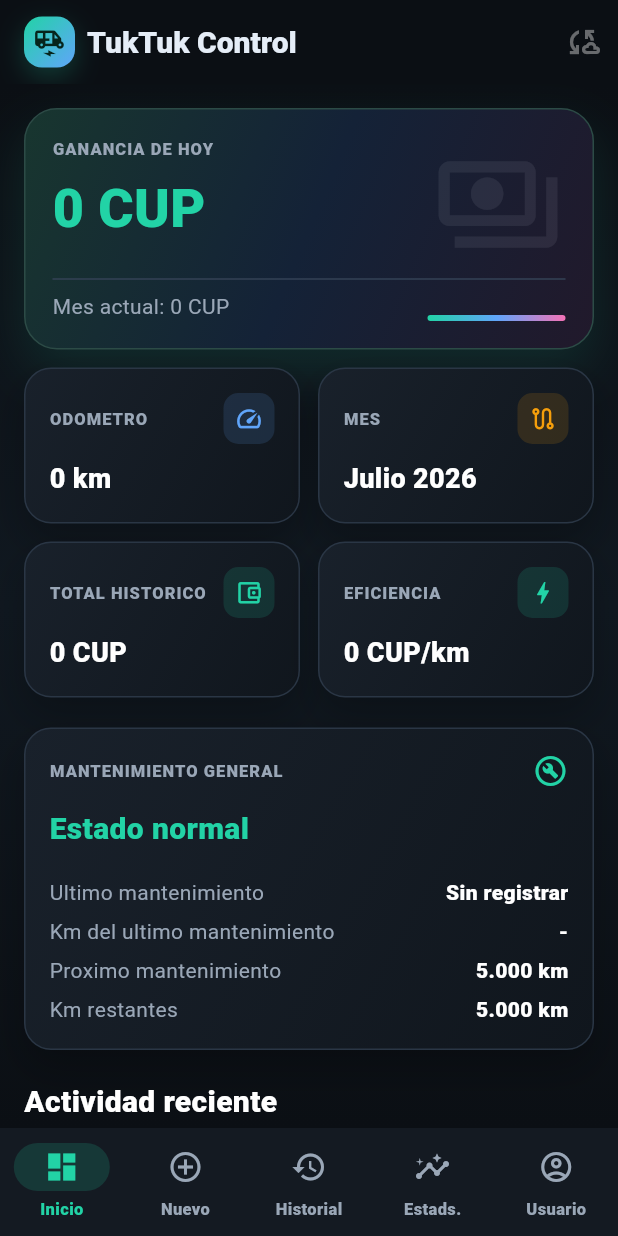
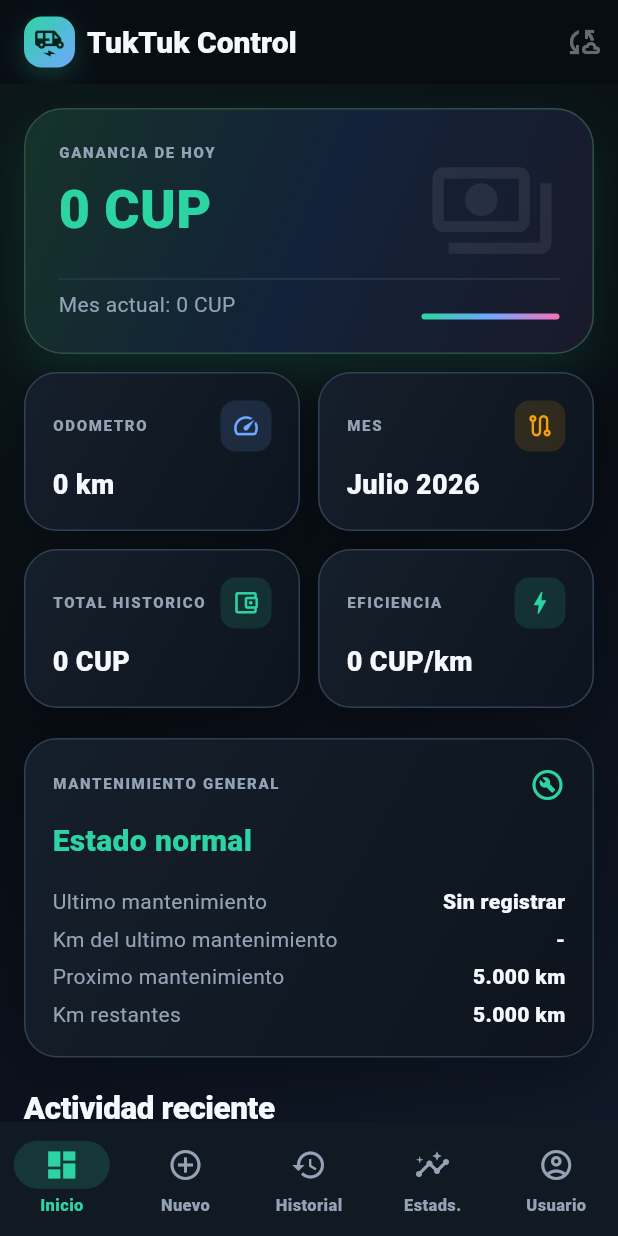
Before and after one commit to alejandrodiscoveryy-ar/tuktuk-control, a Flutter app: the screen it shows after launch, after a tap on "Comenzar", on a phone screen of 412 x 824 dp. Run offline on Flutter 3.47's test engine with Material 3 defaults, Android fonts, the phone set to English and light mode, and no system bars; our stand-ins replace google_sign_in, hive_flutter; missing offline and left inert: extension_google_sign_in_as_googleapis_auth, googleapis; accounts and stored records are empty.

Commit message:
feat: apply professional app design system

```diff
--- a/flutter_app/lib/main.dart
+++ b/flutter_app/lib/main.dart
@@ -31,19 +31,19 @@ const _seedVersion = 'earnings-odometer-charge80v-maintenance-2026-07-03';
 const _defaultMaintenanceIntervalKm = 5000.0;
 const _databaseSchemaVersion = 3;
 
-const kBg = Color(0xFF0B0F14);
-const kSurface = Color(0xFF141A22);
-const kSurfaceHigh = Color(0xFF1E2630);
-const kOutline = Color(0xFF334155);
-const kPrimary = Color(0xFF22D3A6);
-const kSecondary = Color(0xFF60A5FA);
+const kBg = Color(0xFF080D14);
+const kSurface = Color(0xFF111923);
+const kSurfaceHigh = Color(0xFF182331);
+const kOutline = Color(0xFF29384A);
+const kPrimary = Color(0xFF2DD4A3);
+const kSecondary = Color(0xFF70A7FF);
 const kTertiary = Color(0xFFF59E0B);
-const kText = Color(0xFFE5EDF7);
-const kMuted = Color(0xFF9AA7B7);
+const kText = Color(0xFFF5F8FC);
+const kMuted = Color(0xFF93A2B5);
 const kDanger = Color(0xFFFB7185);
 const kAccentPink = Color(0xFFF472B6);
-const kCardGradientTop = Color(0xFF19212B);
-const kCardGradientBottom = Color(0xFF10161D);
+const kCardGradientTop = Color(0xFF151F2B);
+const kCardGradientBottom = Color(0xFF0D141D);
 
 void main() async {
   WidgetsFlutterBinding.ensureInitialized();
@@ -77,6 +77,17 @@ class ControlTukTukApp extends StatelessWidget {
           error: kDanger,
         ),
         fontFamily: 'Roboto',
+        visualDensity: VisualDensity.standard,
+        textTheme: const TextTheme(
+          headlineSmall: TextStyle(
+            color: kText,
+            fontWeight: FontWeight.w900,
+            letterSpacing: -.4,
+          ),
+          titleMedium: TextStyle(color: kText, fontWeight: FontWeight.w800),
+          bodyMedium: TextStyle(color: kText, height: 1.35),
+          bodySmall: TextStyle(color: kMuted, height: 1.35),
+        ),
         appBarTheme: const AppBarTheme(
           centerTitle: false,
           elevation: 0,
@@ -132,7 +143,7 @@ class ControlTukTukApp extends StatelessWidget {
           behavior: SnackBarBehavior.floating,
         ),
         navigationBarTheme: NavigationBarThemeData(
-          height: 72,
+          height: 76,
           backgroundColor: kSurface,
           indicatorColor: kPrimary.withValues(alpha: .16),
           labelTextStyle: WidgetStateProperty.resolveWith(
@@ -150,7 +161,7 @@ class ControlTukTukApp extends StatelessWidget {
         ),
         inputDecorationTheme: InputDecorationTheme(
           filled: true,
-          fillColor: kSurface,
+          fillColor: kSurfaceHigh,
           labelStyle: const TextStyle(color: kMuted),
           prefixIconColor: kSecondary,
           border: OutlineInputBorder(
--- a/flutter_app/lib/presentation/screens.dart
+++ b/flutter_app/lib/presentation/screens.dart
@@ -49,12 +49,12 @@ class AppBackground extends StatelessWidget {
     return DecoratedBox(
       decoration: const BoxDecoration(
         gradient: LinearGradient(
-          begin: Alignment.topCenter,
-          end: Alignment.bottomCenter,
+          begin: Alignment.topLeft,
+          end: Alignment.bottomRight,
           colors: [
-            Color(0xFF0B0F14),
-            Color(0xFF101820),
-            Color(0xFF0B0F14),
+            Color(0xFF0B1718),
+            Color(0xFF080D14),
+            Color(0xFF101827),
           ],
         ),
       ),
@@ -271,7 +271,14 @@ class _AppShellState extends State<AppShell> {
             ],
           ),
           body: AppBackground(
-            child: SafeArea(child: screens[index]),
+            child: SafeArea(
+              child: Center(
+                child: ConstrainedBox(
+                  constraints: const BoxConstraints(maxWidth: 980),
+                  child: screens[index],
+                ),
+              ),
+            ),
           ),
           bottomNavigationBar: NavigationBar(
             selectedIndex: index,
--- a/flutter_app/lib/presentation/widgets.dart
+++ b/flutter_app/lib/presentation/widgets.dart
@@ -424,6 +424,11 @@ class MonthlyComparisonGauge extends StatelessWidget {
                                   fontSize: (dimension * .14).clamp(38, 64),
                                   height: 1,
                                   fontWeight: FontWeight.w900,
+                                  shadows: const [
+                                    Shadow(
+                                        color: kCardGradientBottom,
+                                        blurRadius: 10),
+                                  ],
                                 ),
                               ),
                               const SizedBox(height: 8),
@@ -433,6 +438,11 @@ class MonthlyComparisonGauge extends StatelessWidget {
                                   color: animatedColor,
                                   fontSize: (dimension * .075).clamp(22, 34),
                                   fontWeight: FontWeight.w800,
+                                  shadows: const [
+                                    Shadow(
+                                        color: kCardGradientBottom,
+                                        blurRadius: 8),
+                                  ],
                                 ),
                               ),
                             ],
@@ -511,6 +521,17 @@ class MonthlyGaugePainter extends CustomPainter {
         colors: gradientColors,
         stops: gradientValues.map((value) => value / scaleMaximum).toList(),
       ).createShader(arcRect);
+    canvas.drawArc(
+      arcRect,
+      pi,
+      pi,
+      false,
+      Paint()
+        ..style = PaintingStyle.stroke
+        ..strokeWidth = strokeWidth + 6
+        ..strokeCap = StrokeCap.round
+        ..color = kMuted.withValues(alpha: .10),
+    );
     canvas.drawArc(arcRect, pi, pi, false, arcPaint);
 
     final labelPainter = TextPainter(textDirection: ui.TextDirection.ltr);
@@ -593,20 +614,20 @@ class GlassCard extends StatelessWidget {
   Widget build(BuildContext context) {
     return Container(
       margin: margin,
-      padding: const EdgeInsets.all(16),
+      padding: const EdgeInsets.all(18),
       decoration: BoxDecoration(
         gradient: const LinearGradient(
           begin: Alignment.topLeft,
           end: Alignment.bottomRight,
           colors: [kCardGradientTop, kCardGradientBottom],
         ),
-        borderRadius: BorderRadius.circular(18),
-        border: Border.all(color: const Color(0xFF2A3645)),
+        borderRadius: BorderRadius.circular(22),
+        border: Border.all(color: const Color(0xFF304055)),
         boxShadow: [
           BoxShadow(
             color: Colors.black.withValues(alpha: .22),
-            blurRadius: 22,
-            offset: const Offset(0, 12),
+            blurRadius: 28,
+            offset: const Offset(0, 14),
           ),
         ],
       ),
@@ -623,19 +644,19 @@ class GradientMetricCard extends StatelessWidget {
   @override
   Widget build(BuildContext context) {
     return Container(
-      padding: const EdgeInsets.all(18),
+      padding: const EdgeInsets.all(22),
       decoration: BoxDecoration(
-        borderRadius: BorderRadius.circular(22),
+        borderRadius: BorderRadius.circular(26),
         gradient: const LinearGradient(
           begin: Alignment.topLeft,
           end: Alignment.bottomRight,
           colors: [
-            Color(0xFF18362F),
-            Color(0xFF142237),
-            Color(0xFF21192B),
+            Color(0xFF153329),
+            Color(0xFF132239),
+            Color(0xFF191A2A),
           ],
         ),
-        border: Border.all(color: const Color(0xFF2C4B46)),
+        border: Border.all(color: const Color(0xFF315044)),
         boxShadow: [
           BoxShadow(
             color: kPrimary.withValues(alpha: .12),
@@ -664,7 +685,11 @@ class SectionTitle extends StatelessWidget {
           Expanded(
             child: Text(
               title,
-              style: const TextStyle(fontSize: 20, fontWeight: FontWeight.w800),
+              style: const TextStyle(
+                fontSize: 21,
+                fontWeight: FontWeight.w900,
+                letterSpacing: -.3,
+              ),
             ),
           ),
           if (trailing != null)
@@ -687,9 +712,9 @@ class Label extends StatelessWidget {
       text.toUpperCase(),
       style: const TextStyle(
         color: kMuted,
-        fontSize: 11,
+        fontSize: 10,
         fontWeight: FontWeight.w800,
-        letterSpacing: .7,
+        letterSpacing: 1.1,
       ),
     );
   }
```
Also changed, not shown: 1 other file.
